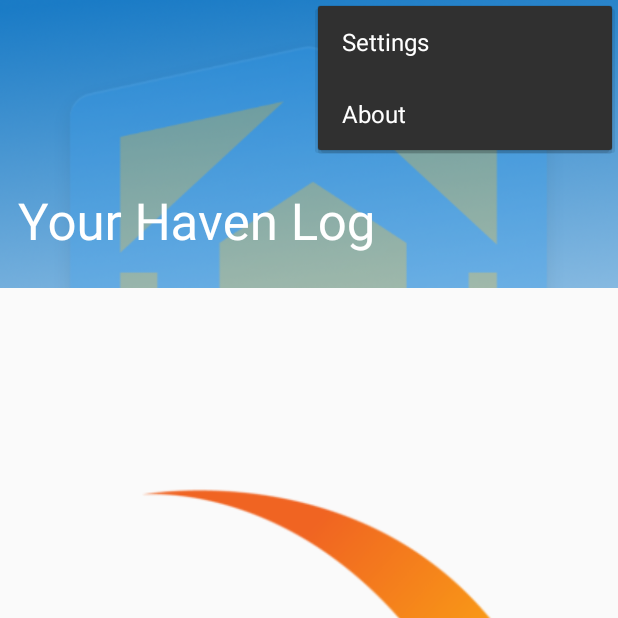
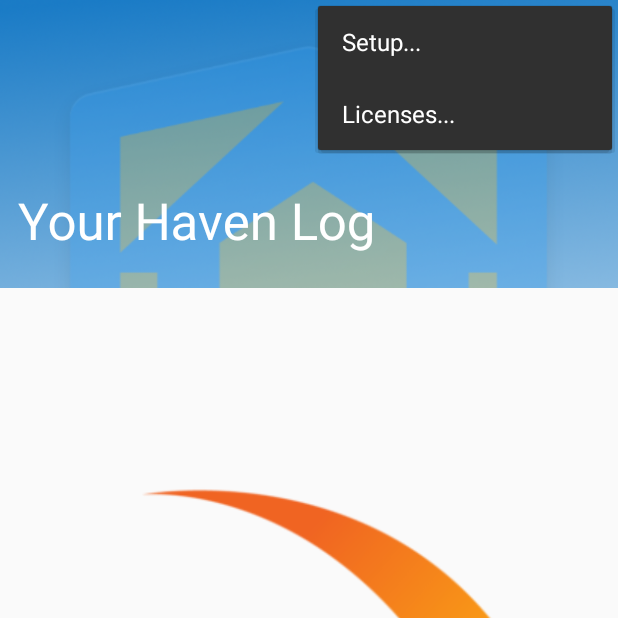
Before and after one commit to guardianproject/haven, an Android app: the screen it shows after launch (ListActivity), with the options menu open, on a phone screen of 412 x 824 dp, the top half of it. Run offline under Robolectric (Android 15) with nearby library versions, the phone set to English and light mode, and no system bars; libraries missing offline, so code that uses them is left out: com.facebook.drawee, com.github.paolorotolo.appintro, com.mikepenz.aboutlibraries, com.orm; 5 statements that could not run were skipped.

Commit message:
adding more information about 3rd party libs and licenses

```diff
--- a/src/main/res/menu/menu_main.xml
+++ b/src/main/res/menu/menu_main.xml
@@ -4,7 +4,8 @@
         android:id="@+id/action_settings"
         android:orderInCategory="100"
         android:title="@string/action_settings"
-        app:showAsAction="never" />
+        android:icon="@drawable/ic_settings_white_24dp"
+        app:showAsAction="always" />
 
     <item
         android:id="@+id/action_about"
@@ -12,4 +13,10 @@
         android:title="@string/menu_about"
         app:showAsAction="never" />
 
+    <item
+        android:id="@+id/action_licenses"
+        android:orderInCategory="100"
+        android:title="@string/menu_licenses"
+        app:showAsAction="never" />
+
 </menu>
--- a/src/main/res/values/strings.xml
+++ b/src/main/res/values/strings.xml
@@ -6,7 +6,7 @@
     <string name="menu_start">Start</string>
     <string name="menu_save">Save</string>
     <string name="menu_remote_access">Remote Access</string>
-    <string name="menu_about">About</string>
+    <string name="menu_about">Setup...</string>
 
     <string name="title_activity_start">Haven</string>
 
@@ -138,4 +138,6 @@
     <string name="register_title">Register with Signal</string>
     <string name="register_signal_desc">Register a new phone number (+12125551212) with Signal to send secure notifications. DO NOT USE YOUR EXISTING/PRIMARY SIGNAL NUMBER.</string>
     <string name="phone_hint">+12125551212</string>
+
+    <string name="menu_licenses">Licenses...</string>
 </resources>
```
Also changed, not shown: build.gradle (+10 -6 lines), src/main/java/info/guardianproject/phoneypot/ListActivity.java (+14 -0 lines), 3 other files.
